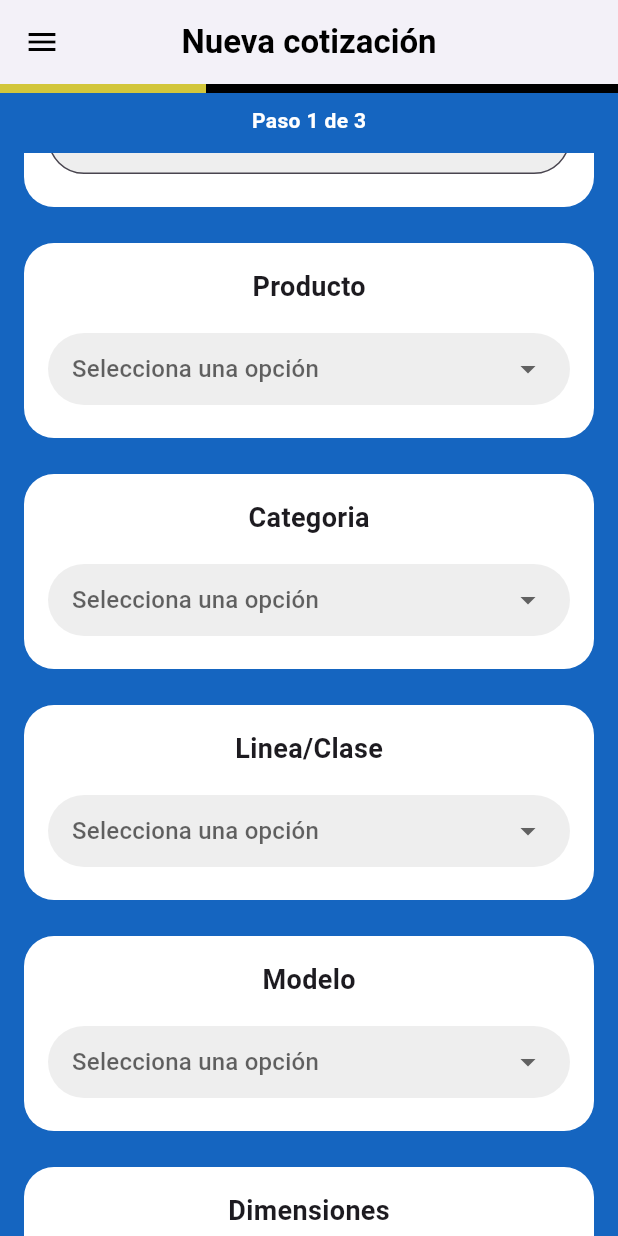
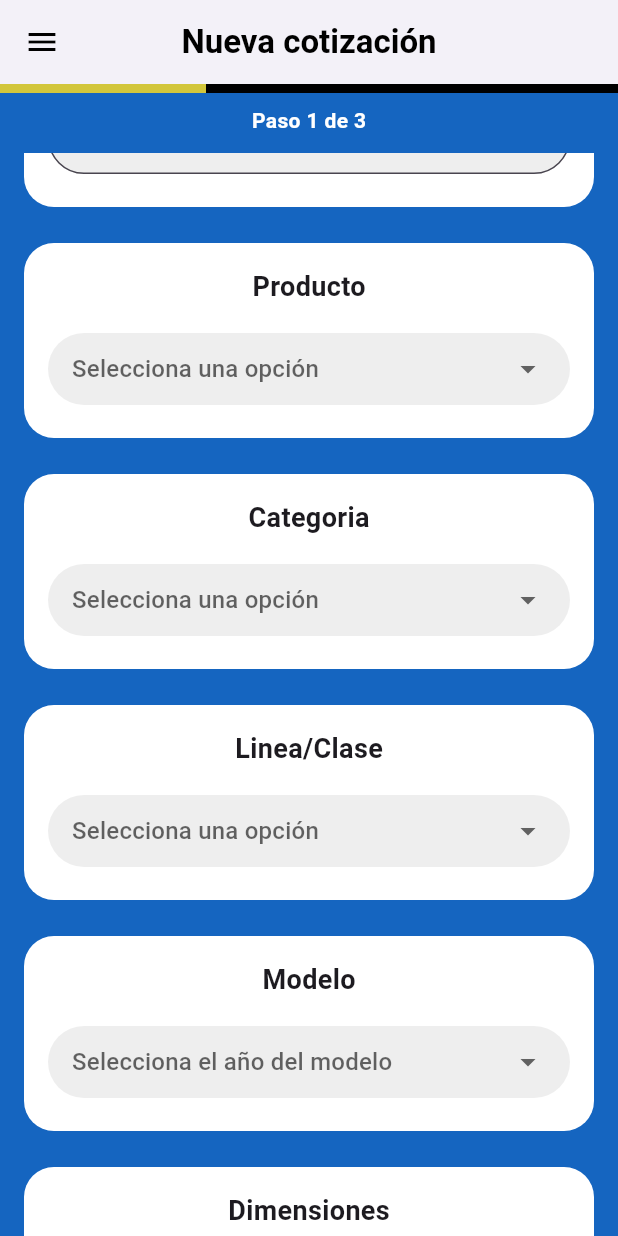
Before and after one commit to ricardomtnez/transtoolsapp, a Flutter app: the Seccion1 screen opened directly with empty values, scrolled down 576 dp, on a phone screen of 412 x 824 dp. Run offline on Flutter 3.47's test engine with Material 3 defaults, Android fonts, the phone set to English and light mode, and no system bars; our stand-ins replace connectivity_plus, shared_preferences; accounts and stored records are empty.

Commit message:
Mejora en la seccion de modelo con muestra de año

```diff
--- a/lib/views/cotizador/seccion1.dart
+++ b/lib/views/cotizador/seccion1.dart
@@ -176,7 +176,7 @@ class _Seccion1State extends State<Seccion1> {
                     leading: const Icon(Icons.dashboard),
                     title: const Text('Menu Principal'),
                     onTap: () {
-                      Navigator.pushNamed(
+                       Navigator.pushReplacementNamed(
                         context,
                         '/dashboard',
                         arguments: {
@@ -191,7 +191,7 @@ class _Seccion1State extends State<Seccion1> {
                     leading: const Icon(Icons.receipt_long),
                     title: const Text('Cotizador'),
                     onTap: () {
-                      Navigator.pushNamed(
+                       Navigator.pushReplacementNamed(
                         context,
                         '/seccion1',
                         arguments: {
@@ -312,10 +312,13 @@ class _Seccion1State extends State<Seccion1> {
                   _buildSection(
                     title: 'Modelo',
                     children: [
-                      _ModeloDropdown(
-                        value: modeloSeleccionado,
-                        onChanged: (v) =>
-                            setState(() => modeloSeleccionado = v),
+                      _YearPickerField(
+                        initialYear: modeloSeleccionado,
+                        onYearSelected: (year) {
+                          setState(() {
+                            modeloSeleccionado = year;
+                          });
+                        },
                       ),
                     ],
                   ),
@@ -340,7 +343,7 @@ class _Seccion1State extends State<Seccion1> {
                       _NavigationButton(
                         label: 'Atras',
                         onPressed: () {
-                          Navigator.pushNamed(
+                           Navigator.pushReplacementNamed(
                             context,
                             '/dashboard',
                             arguments: {
@@ -489,19 +492,7 @@ class _LineaDropdown extends StatelessWidget {
   }
 }
 
-class _ModeloDropdown extends StatelessWidget {
-  final String? value;
-  final void Function(String?) onChanged;
-  const _ModeloDropdown({required this.value, required this.onChanged});
-  @override
-  Widget build(BuildContext context) {
-    return _buildDropdown(context, value, onChanged, [
-      'Volteo 30 m³',
-      'Volteo 35 m³',
-      'Volteo 40 m³',
-    ]);
-  }
-}
+
 
 class _VigenciaDropdown extends StatelessWidget {
   final String? valorSeleccionado;
@@ -559,3 +550,50 @@ class _NavigationButton extends StatelessWidget {
     );
   }
 }
+
+/// Widget para seleccionar un año (modelo)
+class _YearPickerField extends StatelessWidget {
+  final String? initialYear;
+  final void Function(String) onYearSelected;
+
+  const _YearPickerField({
+    required this.initialYear,
+    required this.onYearSelected,
+  });
+
+  List<String> _getYears() {
+    final currentYear = DateTime.now().year;
+    return List.generate(30, (i) => (currentYear - i).toString());
+  }
+
+  @override
+  Widget build(BuildContext context) {
+    return Container(
+      margin: const EdgeInsets.symmetric(vertical: 6),
+      padding: const EdgeInsets.symmetric(horizontal: 16),
+      decoration: BoxDecoration(
+        color: Colors.grey[200],
+        borderRadius: BorderRadius.circular(30),
+      ),
+      child: DropdownButtonHideUnderline(
+        child: DropdownButton<String>(
+          isExpanded: true,
+          value: initialYear,
+          hint: const Text('Selecciona el año del modelo'),
+          menuMaxHeight: 200,
+          onChanged: (value) {
+            if (value != null) {
+              onYearSelected(value);
+            }
+          },
+          items: _getYears()
+              .map((year) => DropdownMenuItem(
+                    value: year,
+                    child: Text(year),
+                  ))
+              .toList(),
+        ),
+      ),
+    );
+  }
+}
```
Also changed, not shown: 26 other files.
